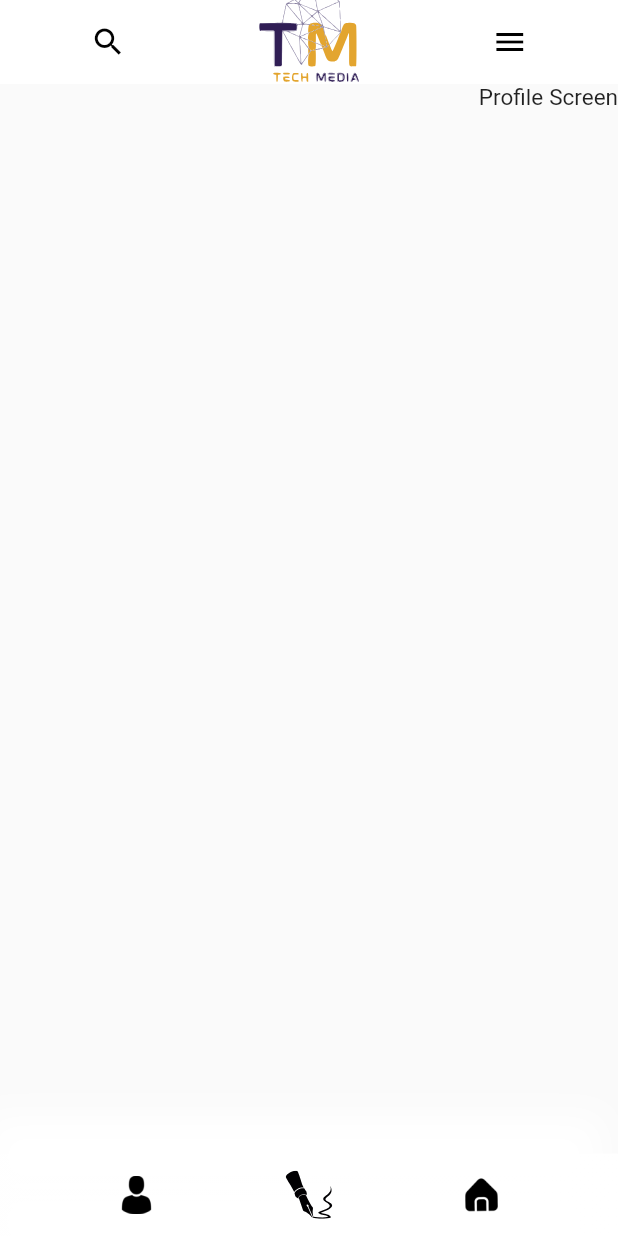
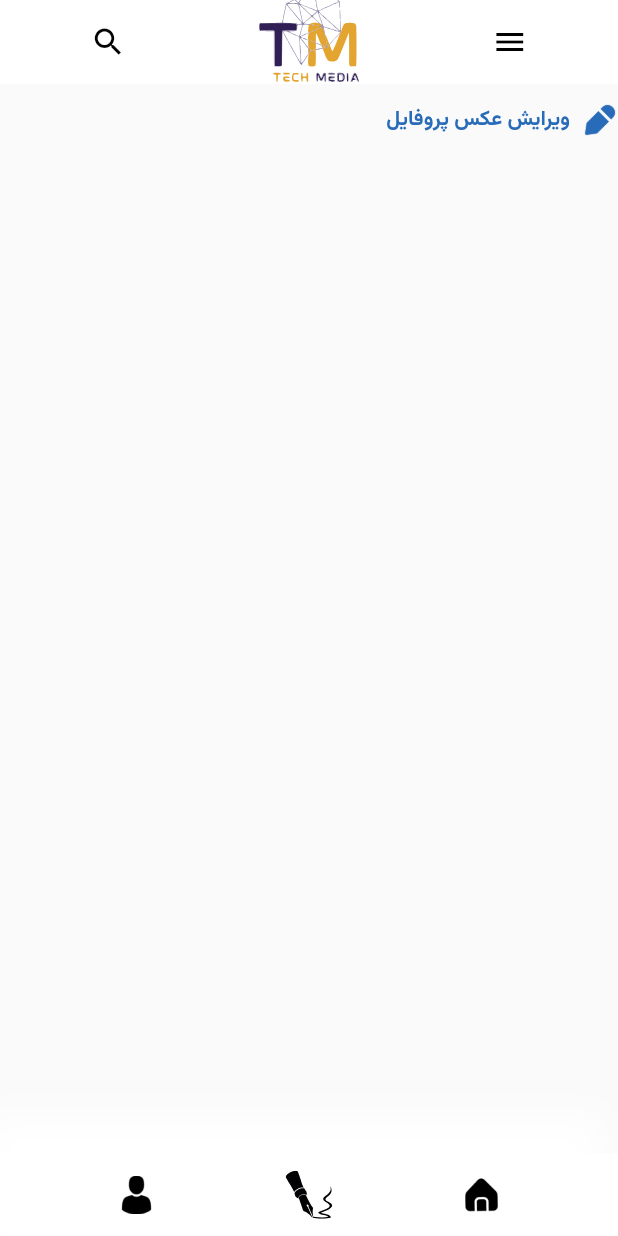
Before and after one commit to mehrdadmoradi001/Tech-Media, a Flutter app: the screen it shows after launch, on a phone screen of 412 x 824 dp. Run offline on Flutter 3.47's test engine with Material 2 defaults, Android fonts, the light colour scheme and no system bars; our stand-ins replace flutter_spinkit, flutter_svg.

Commit message:
1- created head profile

```diff
--- a/lib/view/profile_screen.dart
+++ b/lib/view/profile_screen.dart
@@ -1,6 +1,8 @@
 import 'package:flutter/material.dart';
 import 'package:flutter_svg/flutter_svg.dart';
 import 'package:tech_media/component/my_colors.dart';
+import 'package:tech_media/component/my_strings.dart';
+import 'package:tech_media/gen/assets.gen.dart';
 
 import '../gen/assets.gen.dart';
 
@@ -18,9 +20,21 @@ class ProfileScreen extends StatelessWidget {
 
   @override
   Widget build(BuildContext context) {
-    return const SingleChildScrollView(
-      physics:  BouncingScrollPhysics(),
-      child: Text('Profile Screen'),
+    return  SingleChildScrollView(
+      physics:  const BouncingScrollPhysics(),
+      child: Column(
+        children: [
+
+          const SizedBox(height: 12),
+          Row(
+            children: [
+              ImageIcon(Assets.icons.bluePen.provider(),color: SolidColors.seeMore,),
+              const SizedBox(width: 8),
+              Text(MyStrings.imageProfileEdit,style: textTheme.headlineMedium,),
+            ],
+          )
+        ],
+      ),
     );
   }
 }
```
